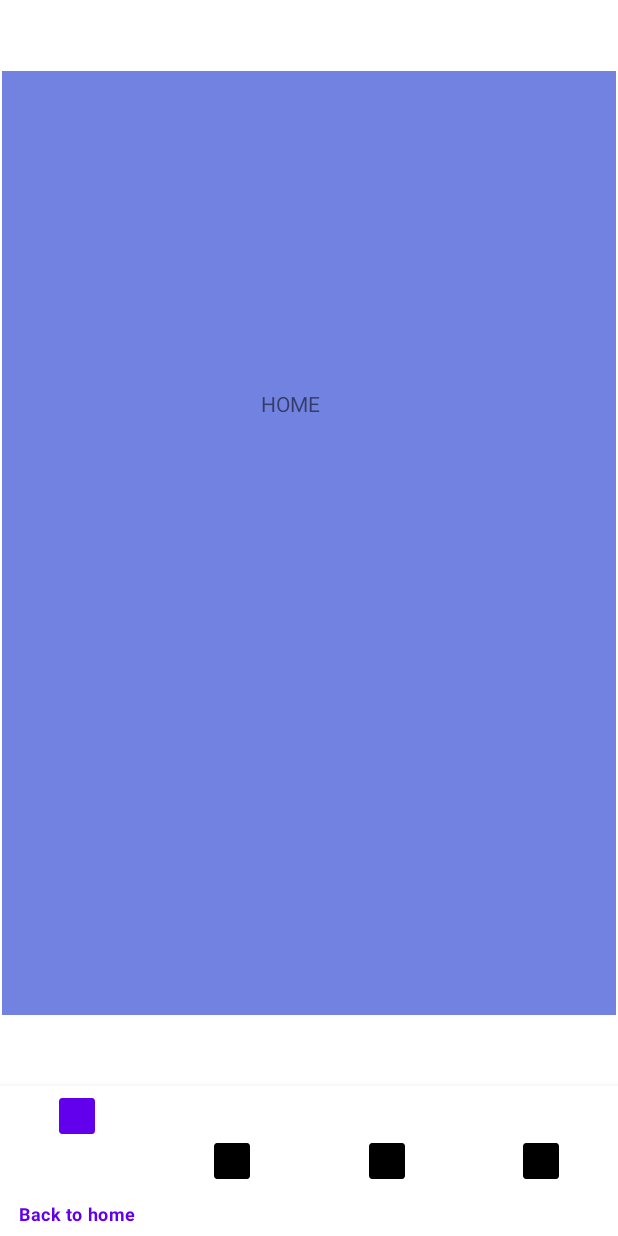
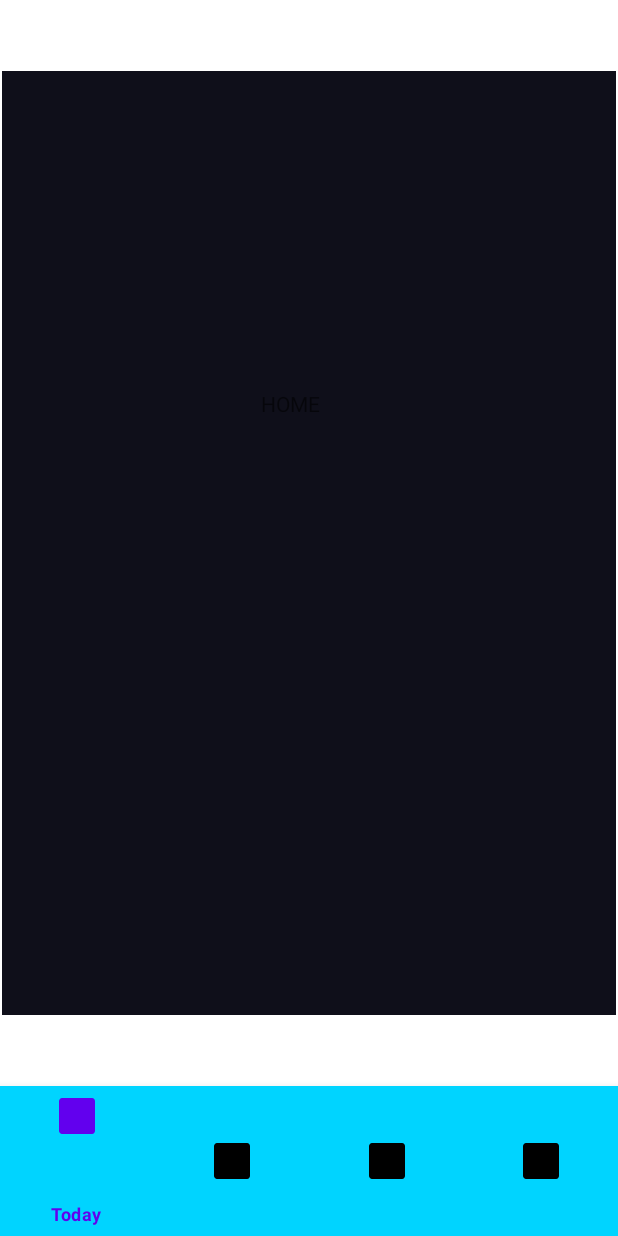
Before and after one commit to AleD12-q/SelfRhythm, an Android app: the screen it shows after launch (MainActivity), on a phone screen of 412 x 824 dp. Run offline under Robolectric (Android 15) with nearby library versions, the phone set to English and light mode, and no system bars; our stand-ins replace navigation-ui.

Commit message:
Strings and colors update

```diff
--- a/app/src/main/res/layout/activity_main.xml
+++ b/app/src/main/res/layout/activity_main.xml
@@ -10,6 +10,7 @@
         android:id="@+id/main_bottom"
         android:layout_width="0dp"
         android:layout_height="100dp"
+        android:background="@color/secondary"
         app:layout_constraintBottom_toBottomOf="parent"
         app:layout_constraintEnd_toEndOf="parent"
         app:layout_constraintStart_toStartOf="parent"
--- a/app/src/main/res/layout/base_fragment.xml
+++ b/app/src/main/res/layout/base_fragment.xml
@@ -4,7 +4,7 @@
     android:id="@+id/BaseFragmentLayout"
     android:layout_width="match_parent"
     android:layout_height="match_parent"
-    android:background="#7282E0">
+    android:background="@color/primary">
 
     <FrameLayout
         android:id="@+id/frame"
--- a/app/src/main/res/menu/main_bottom_menu.xml
+++ b/app/src/main/res/menu/main_bottom_menu.xml
@@ -3,21 +3,21 @@
     <item
         android:id="@+id/home_nav"
         android:icon="@mipmap/ic_launcher_dark"
-        android:title="@string/home_button"
+        android:title="@string/home_item_description_en"
         />
     <item
         android:id="@+id/calendar_nav"
         android:icon="@mipmap/ic_launcher_calm"
-        android:title="-----"
+        android:title="@string/calendar_item_description_en"
         />
     <item
         android:id="@+id/week_manage_nav"
         android:icon="@mipmap/ic_launcher_dark"
-        android:title="-----"
+        android:title="@string/week_manage_item_description_en"
         />
     <item
         android:id="@+id/settings_nav"
         android:icon="@mipmap/ic_launcher"
-        android:title="-----"
+        android:title="@string/settings_item_description_en"
         />
 </menu>
--- a/app/src/main/res/navigation/main_bottom_nav.xml
+++ b/app/src/main/res/navigation/main_bottom_nav.xml
@@ -8,21 +8,21 @@
     <fragment
         android:id="@+id/home_nav"
         android:name="com.example.cyod.fragment_control.HomeFragment"
-        android:label="@string/home_button"
+        android:label="@string/home_item_description_en"
         tools:layout="@layout/home_fragment"/>
     <fragment
         android:id="@+id/calendar_nav"
         android:name="com.example.cyod.fragment_control.CalendarFragment"
-        android:label="--------------"
+        android:label="@string/calendar_item_description_en"
         tools:layout="@layout/calendar_fragment"/>
     <fragment
         android:id="@+id/week_manage_nav"
         android:name="com.example.cyod.fragment_control.WeekManageFragment"
-        android:label="--------"
+        android:label="@string/week_manage_item_description_en"
         tools:layout="@layout/week_manege_fragment"/>
     <fragment
         android:id="@+id/settings_nav"
         android:name="com.example.cyod.fragment_control.SettingsFragment"
-        android:label="-----------"
+        android:label="@string/settings_item_description_en"
         tools:layout="@layout/settings_fragment"/>
 </navigation>
--- a/app/src/main/res/values/strings.xml
+++ b/app/src/main/res/values/strings.xml
@@ -1,7 +1,12 @@
 <resources>
     <string name="app_name">SelfRhythm</string>
     <string name="full_app_name">Create Your Own Rhythm</string>
-    <string name="menu_button">Open to menu</string>
-    <string name="home_button">Back to home</string>
-    <string name="settings_button_en">Settings</string>
+    <string name="home_item_description_en">Today</string>
+    <string name="calendar_item_description_en">Calendar</string>
+    <string name="week_manage_item_description_en">Weeks</string>
+    <string name="settings_item_description_en">Settings</string>
+    <string name="home_item_description_ru">Сегодня</string>
+    <string name="calendar_item_description_ru">Календарь</string>
+    <string name="week_manage_item_description_ru">Недели</string>
+    <string name="settings_item_description_ru">Настройки</string>
 </resources>
```
Also changed, not shown: app/src/main/res/values/colors.xml (+9 -0 lines).
